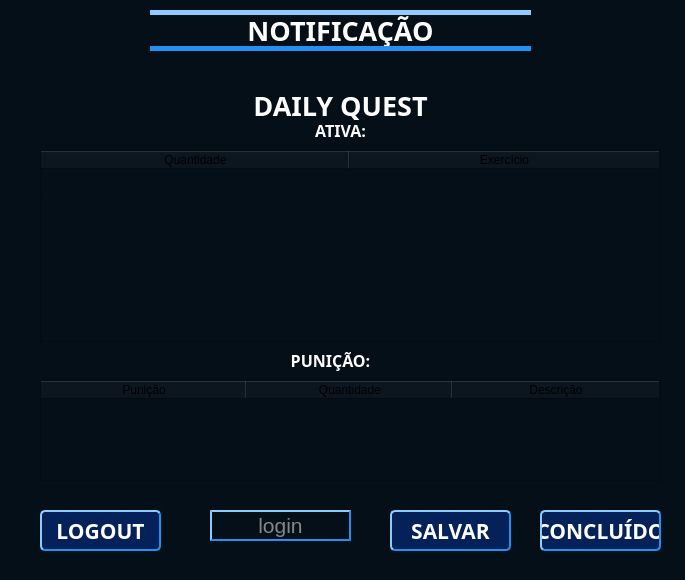
First picture: the form in missionScreen.ui, repository ademirMaltazard/projeto_daily_quest, before the edit.
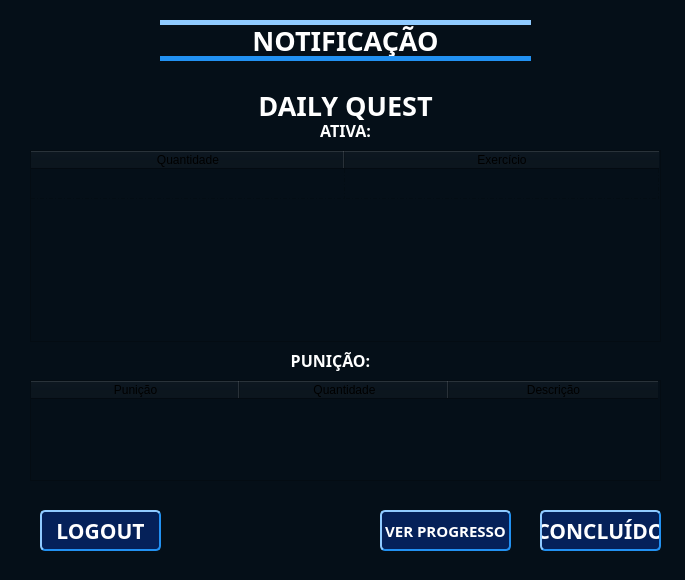
Second picture: the form after the edit.

Commit message: Ajustes nas telas

The edit to the form file:
```diff
--- a/missionScreen.ui
+++ b/missionScreen.ui
@@ -32,9 +32,9 @@
   <widget class="QLabel" name="label_tittle">
    <property name="geometry">
     <rect>
-     <x>150</x>
-     <y>10</y>
-     <width>381</width>
+     <x>160</x>
+     <y>20</y>
+     <width>371</width>
      <height>41</height>
     </rect>
    </property>
@@ -63,7 +63,7 @@
     <rect>
      <x>220</x>
      <y>90</y>
-     <width>241</width>
+     <width>251</width>
      <height>31</height>
     </rect>
    </property>
@@ -87,7 +87,7 @@
     <rect>
      <x>300</x>
      <y>120</y>
-     <width>81</width>
+     <width>91</width>
      <height>21</height>
     </rect>
    </property>
@@ -106,32 +106,6 @@
     <set>Qt::AlignCenter</set>
    </property>
   </widget>
-  <widget class="QLineEdit" name="lineEdit_login">
-   <property name="geometry">
-    <rect>
-     <x>210</x>
-     <y>510</y>
-     <width>141</width>
-     <height>31</height>
-    </rect>
-   </property>
-   <property name="font">
-    <font>
-     <pointsize>16</pointsize>
-    </font>
-   </property>
-   <property name="styleSheet">
-    <string notr="true">border-width: 2px;
-border-style: outset;
-border-color: #2291F2</string>
-   </property>
-   <property name="alignment">
-    <set>Qt::AlignCenter</set>
-   </property>
-   <property name="placeholderText">
-    <string>login</string>
-   </property>
-  </widget>
   <widget class="QPushButton" name="pushButton_done">
    <property name="geometry">
     <rect>
@@ -197,16 +171,16 @@
   <widget class="QPushButton" name="pushButton_saveInfo">
    <property name="geometry">
     <rect>
-     <x>390</x>
+     <x>380</x>
      <y>510</y>
-     <width>121</width>
+     <width>131</width>
      <height>41</height>
     </rect>
    </property>
    <property name="font">
     <font>
      <family>MS Gothic</family>
-     <pointsize>16</pointsize>
+     <pointsize>11</pointsize>
      <weight>75</weight>
      <bold>true</bold>
     </font>
@@ -229,7 +203,7 @@
 }</string>
    </property>
    <property name="text">
-    <string>SALVAR</string>
+    <string>VER PROGRESSO</string>
    </property>
   </widget>
   <widget class="QPushButton" name="pushButton_logout">
@@ -273,9 +247,9 @@
   <widget class="QTableWidget" name="tableWidget_quest">
    <property name="geometry">
     <rect>
-     <x>40</x>
+     <x>30</x>
      <y>150</y>
-     <width>621</width>
+     <width>631</width>
      <height>192</height>
     </rect>
    </property>
@@ -301,7 +275,7 @@
     <number>1</number>
    </property>
    <attribute name="horizontalHeaderDefaultSectionSize">
-    <number>309</number>
+    <number>314</number>
    </attribute>
    <attribute name="horizontalHeaderMinimumSectionSize">
     <number>48</number>
@@ -342,9 +316,9 @@
   <widget class="QTableWidget" name="tableWidget_punition">
    <property name="geometry">
     <rect>
-     <x>40</x>
+     <x>30</x>
      <y>380</y>
-     <width>621</width>
+     <width>631</width>
      <height>101</height>
     </rect>
    </property>
@@ -352,7 +326,7 @@
     <bool>true</bool>
    </attribute>
    <attribute name="horizontalHeaderDefaultSectionSize">
-    <number>206</number>
+    <number>209</number>
    </attribute>
    <attribute name="horizontalHeaderHighlightSections">
     <bool>false</bool>
```
Left out of the diff: 2 changed lines with no effect on the pictures. The commit also changes 3 other files.
